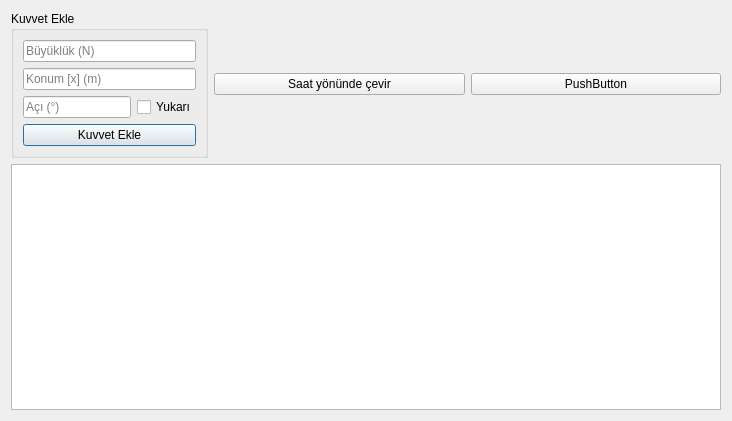
Before: the Qt Designer form beam.ui in bariscelik/ETools, drawn with Qt 5.
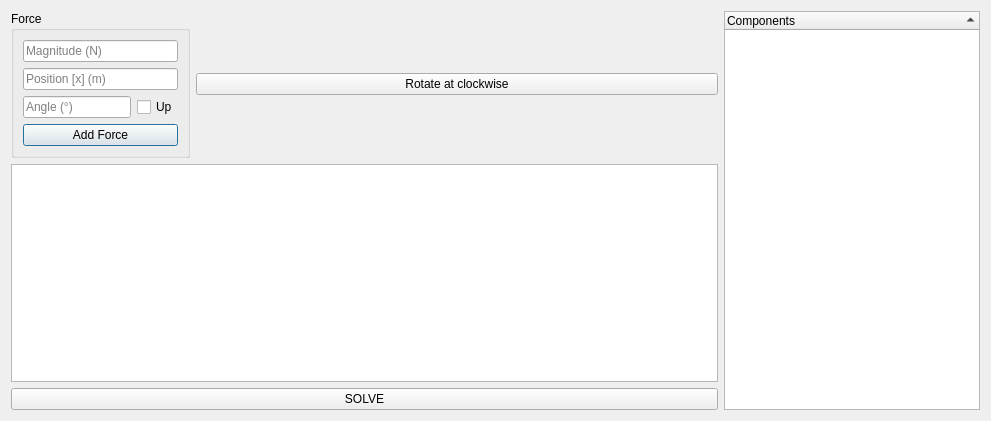
After: the same form once the commit is applied. Custom widgets are drawn as their Qt base class.

Patch:
```diff
--- a/beam.ui
+++ b/beam.ui
@@ -6,14 +6,16 @@
    <rect>
     <x>0</x>
     <y>0</y>
-    <width>732</width>
+    <width>991</width>
     <height>421</height>
    </rect>
   </property>
   <property name="windowTitle">
    <string>Dialog</string>
   </property>
-  <layout class="QVBoxLayout" name="verticalLayout">
+  <layout class="QHBoxLayout" name="horizontalLayout_2">
+   <item>
+    <layout class="QVBoxLayout" name="verticalLayout_3">
    <item>
     <layout class="QHBoxLayout" name="horizontalLayout">
      <item>
@@ -25,7 +27,7 @@
         </sizepolicy>
        </property>
        <property name="title">
-        <string>Kuvvet Ekle</string>
+          <string>Force</string>
        </property>
        <layout class="QVBoxLayout" name="verticalLayout_2">
         <item>
@@ -39,14 +41,8 @@
           <property name="text">
            <string/>
           </property>
-          <property name="dragEnabled">
-           <bool>true</bool>
-          </property>
-          <property name="readOnly">
-           <bool>false</bool>
-          </property>
           <property name="placeholderText">
-           <string>Büyüklük (N)</string>
+             <string>Magnitude (N)</string>
           </property>
          </widget>
         </item>
@@ -59,7 +55,7 @@
            </sizepolicy>
           </property>
           <property name="placeholderText">
-           <string>Konum [x] (m)</string>
+             <string>Position [x] (m)</string>
           </property>
          </widget>
         </item>
@@ -77,14 +73,14 @@
              </sizepolicy>
             </property>
             <property name="placeholderText">
-             <string>Açı (°)</string>
+               <string>Angle (°)</string>
             </property>
            </widget>
           </item>
           <item>
            <widget class="QCheckBox" name="directionUpChk">
             <property name="text">
-             <string>Yukarı</string>
+               <string>Up</string>
             </property>
            </widget>
           </item>
@@ -99,7 +95,7 @@
            </sizepolicy>
           </property>
           <property name="text">
-           <string>Kuvvet Ekle</string>
+             <string>Add Force</string>
           </property>
          </widget>
         </item>
@@ -109,21 +105,14 @@
      <item>
       <widget class="QPushButton" name="pushButton_2">
        <property name="text">
-        <string>Saat yönünde çevir</string>
-       </property>
-      </widget>
-     </item>
-     <item>
-      <widget class="QPushButton" name="pushButton">
-       <property name="text">
-        <string>PushButton</string>
+          <string>Rotate at clockwise</string>
        </property>
       </widget>
      </item>
     </layout>
    </item>
    <item>
-    <widget class="QGraphicsView" name="graphicsView">
+      <widget class="BeamView" name="graphicsView">
      <property name="frameShape">
       <enum>QFrame::StyledPanel</enum>
      </property>
@@ -145,9 +134,9 @@
      <property name="backgroundBrush">
       <brush brushstyle="Dense2Pattern">
        <color alpha="255">
-        <red>248</red>
-        <green>248</green>
-        <blue>248</blue>
+          <red>238</red>
+          <green>238</green>
+          <blue>238</blue>
        </color>
       </brush>
      </property>
@@ -165,8 +154,51 @@
      </property>
     </widget>
    </item>
-  </layout>
- </widget>
+     <item>
+      <widget class="QPushButton" name="solveBtn">
+       <property name="text">
+        <string>SOLVE</string>
+       </property>
+      </widget>
+     </item>
+    </layout>
+   </item>
+   <item>
+    <widget class="QTreeWidget" name="treeWidget">
+     <property name="sizePolicy">
+      <sizepolicy hsizetype="Preferred" vsizetype="Expanding">
+       <horstretch>0</horstretch>
+       <verstretch>0</verstretch>
+      </sizepolicy>
+     </property>
+     <property name="alternatingRowColors">
+      <bool>true</bool>
+     </property>
+     <property name="selectionMode">
+      <enum>QAbstractItemView::ExtendedSelection</enum>
+     </property>
+     <property name="sortingEnabled">
+      <bool>true</bool>
+     </property>
+     <property name="animated">
+      <bool>true</bool>
+     </property>
+     <column>
+      <property name="text">
+       <string>Components</string>
+      </property>
+     </column>
+    </widget>
+   </item>
+  </layout>
+ </widget>
+ <customwidgets>
+  <customwidget>
+   <class>BeamView</class>
+   <extends>QGraphicsView</extends>
+   <header>beamview.h</header>
+  </customwidget>
+ </customwidgets>
  <tabstops>
   <tabstop>forceMagInput</tabstop>
   <tabstop>forceXInput</tabstop>
```
Left out of the diff: 2 changed lines with no effect on the pictures. Lines whose indentation alone changed are shown as unchanged.
